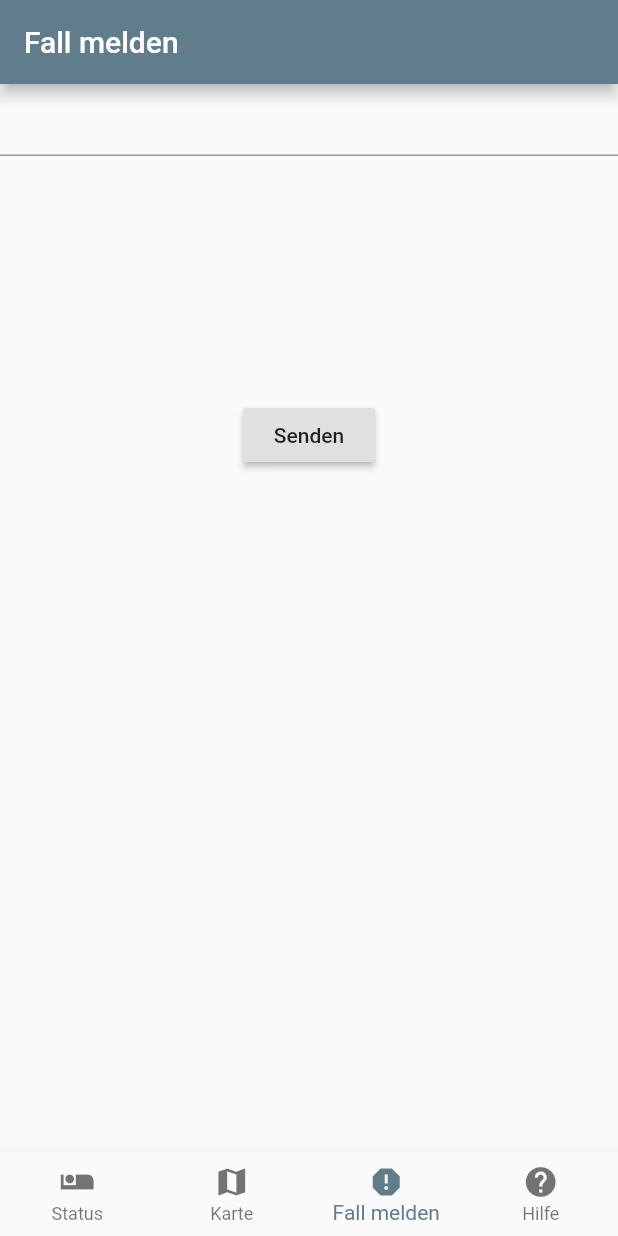
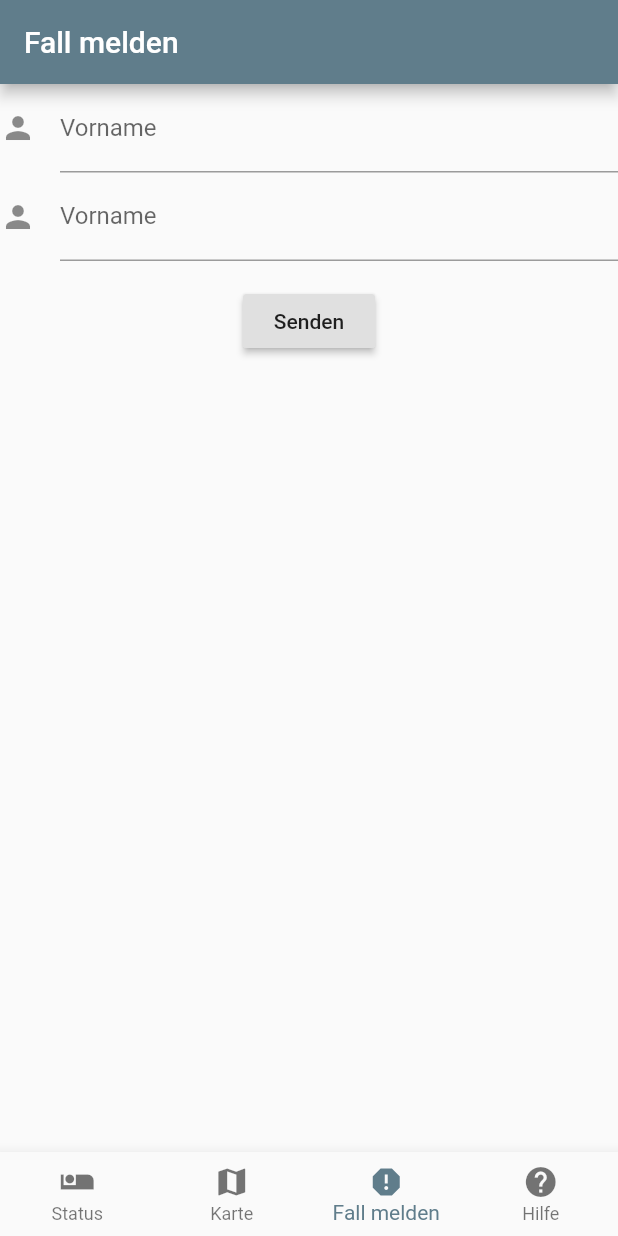
Before and after one commit to ninogjoni/wvsv_corona_tracker, a Flutter app: the screen it shows after launch, item 3 of the bottom bar chosen, on a phone screen of 412 x 824 dp. Run offline on Flutter 3.47's test engine with Material 2 defaults, Android fonts, the phone set to English and light mode, and no system bars.

```diff
--- a/frontend/corona_tracker/lib/navigation/ReportScreen.dart
+++ b/frontend/corona_tracker/lib/navigation/ReportScreen.dart
@@ -45,15 +45,42 @@ class ReportScreenFormState extends State<ReportScreenForm> {
         crossAxisAlignment: CrossAxisAlignment.center,
         children: <Widget>[
           TextFormField(
+            decoration: const InputDecoration(
+              icon: Icon(Icons.person),
+              labelText: 'Vorname',
+
+            ),
             validator: (value) {
               if (value.isEmpty) {
                 return 'Please enter some text';
               }
               return null;
             },
+            onSaved: (String value) {
+              //Hier werden die Daten an das Backend gesendet und dort weiter-
+              //-bearbeitet
+            },
           ),
+          TextFormField(
+            decoration: const InputDecoration(
+              icon: Icon(Icons.person),
+              labelText: 'Vorname',
+
+            ),
+            validator: (value) {
+              if (value.isEmpty) {
+                return 'Please enter some text';
+              }
+              return null;
+            },
+            onSaved: (String value) {
+              //Hier werden die Daten an das Backend gesendet und dort weiter-
+              //-bearbeitet
+            },
+          ),
+
           Padding(
-            padding: const EdgeInsets.symmetric(vertical: 162.0),
+            padding: const EdgeInsets.symmetric(vertical: 16.0),
             child: RaisedButton(
               onPressed: () {
                 // Validate returns true if the form is valid, or false
--- a/frontend/corona_tracker/pubspec.yaml
+++ b/frontend/corona_tracker/pubspec.yaml
@@ -17,6 +17,7 @@ environment:
   sdk: ">=2.1.0 <3.0.0"
 
 dependencies:
+  grouped_buttons: ^1.0.3
   flutter:
     sdk: flutter
 
```
Also changed, not shown: frontend/corona_tracker/lib/models/User.dart (added, +39 -0 lines), frontend/corona_tracker/pubspec.lock.
